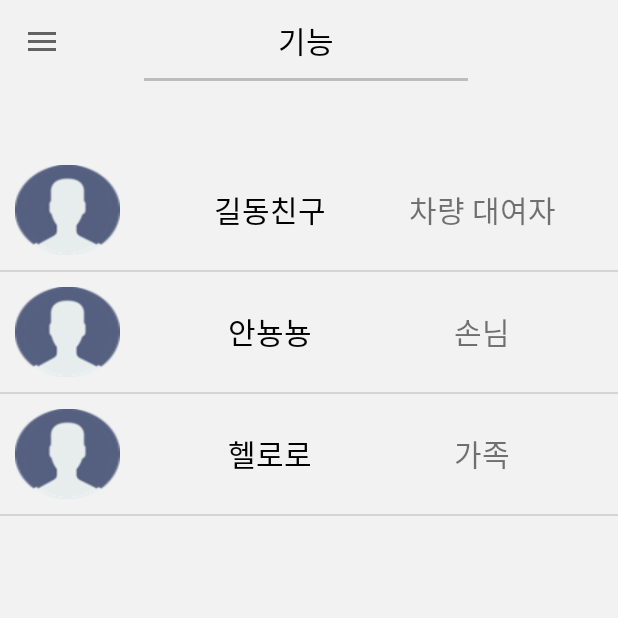
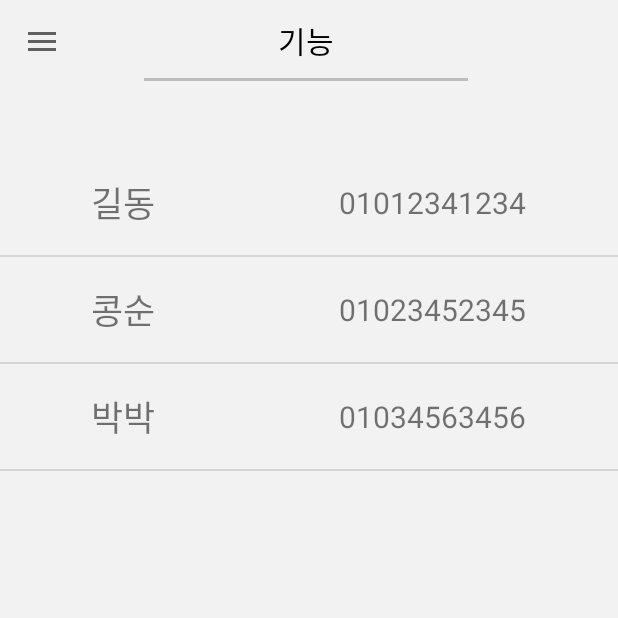
Before and after one commit to Soyeonu/KNU_20201_Project, an Android app: the fragment car_func_mycar placed in its activity, on a phone screen of 412 x 824 dp, the top half of it. Run offline under Robolectric (Android 15) with nearby library versions, the phone set to English and light mode, and no system bars; libraries missing offline, so code that uses them is left out: me.relex.circleindicator; 4 statements that could not run were skipped.

Commit message:
Set Authority Layout

```diff
--- a/Client Layout/car_project/app/src/main/java/com/example/car_project/ListViewAdapter.java
+++ b/Client Layout/car_project/app/src/main/java/com/example/car_project/ListViewAdapter.java
@@ -14,7 +14,7 @@ import android.widget.TextView;
 import java.util.ArrayList;
 
 public class ListViewAdapter extends BaseAdapter {
-    private ArrayList<ListViewItem> listViewItemList = new ArrayList<>();
+    private ArrayList<ListViewItem> userList = new ArrayList<>();
 
     public ListViewAdapter(){
 
@@ -22,7 +22,7 @@ public class ListViewAdapter extends BaseAdapter {
 
     @Override
     public int getCount(){
-        return listViewItemList.size();
+        return userList.size();
     }
 
     public View getView(int position, View convertView, ViewGroup parent){
@@ -32,17 +32,14 @@ public class ListViewAdapter extends BaseAdapter {
         if(convertView == null) {
             LayoutInflater inflater = (LayoutInflater) context.getSystemService(Context.LAYOUT_INFLATER_SERVICE);
             convertView = inflater.inflate(R.layout.listview_item, parent, false);
-            //   convertView = View.inflate(context, R.layout.listview_item, parent);
         }
 
-        ImageView iconImageView = convertView.findViewById(R.id.listImg);
-        TextView userNameView = convertView.findViewById(R.id.listUser);
-        TextView authorView = convertView.findViewById(R.id.listAut);
+        TextView userName = convertView.findViewById(R.id.tv_userName);
+        TextView phone = convertView.findViewById(R.id.tv_phone);
 
-        ListViewItem listViewItem = listViewItemList.get(position);
-        iconImageView.setImageDrawable(listViewItem.getIcon());
-        userNameView.setText(listViewItem.getUserName());
-        authorView.setText(listViewItem.getAuthority());
+        ListViewItem listviewItem = userList.get(position);
+        userName.setText(listviewItem.getUserName());
+        phone.setText(listviewItem.getPhoneNum());
 
         return convertView;
     }
@@ -54,17 +51,15 @@ public class ListViewAdapter extends BaseAdapter {
 
     @Override
     public Object getItem(int position) {
-        return listViewItemList.get(position);
+        return userList.get(position);
     }
 
-    public void addItem(Drawable icon, String name, String auth) {
+    public void addItem(String name, String phone) {
         ListViewItem item = new ListViewItem();
 
-        item.setIconDrawable(icon);
         item.setUserName(name);
-        item.setAuthority(auth);
+        item.setPhoneNum(phone);
 
-        listViewItemList.add(item);
+        userList.add(item);
     }
-
 }
--- a/Client Layout/car_project/app/src/main/java/com/example/car_project/ListViewItem.java
+++ b/Client Layout/car_project/app/src/main/java/com/example/car_project/ListViewItem.java
@@ -3,31 +3,24 @@ package com.example.car_project;
 import android.graphics.drawable.Drawable;
 
 public class ListViewItem {
-    private Drawable iconDrawable;
+    private String phoneNum;
     private String userName;
-    private String authority;
 
-    public void setIconDrawable(Drawable icon){
-        iconDrawable = icon;
+    public void setUserName(String userName) {
+        this.userName = userName;
     }
 
-    public void setUserName(String name){
-        userName = name;
+    public String getUserName() {
+        return userName;
     }
 
-    public void setAuthority(String authority){
-        this.authority = authority;
+    public String getPhoneNum() {
+        return phoneNum;
     }
 
-    public Drawable getIcon(){
-        return this.iconDrawable;
+    public void setPhoneNum(String phoneNum) {
+        this.phoneNum = phoneNum;
     }
 
-    public String getUserName(){
-        return this.userName;
-    }
 
-    public String getAuthority(){
-        return this.authority;
-    }
 }
--- a/Client Layout/car_project/app/src/main/java/com/example/car_project/car_func_mycar.java
+++ b/Client Layout/car_project/app/src/main/java/com/example/car_project/car_func_mycar.java
@@ -1,5 +1,6 @@
 package com.example.car_project;
 
+import android.content.Intent;
 import android.os.Bundle;
 
 import androidx.core.content.ContextCompat;
@@ -8,15 +9,18 @@ import androidx.fragment.app.Fragment;
 import android.view.LayoutInflater;
 import android.view.View;
 import android.view.ViewGroup;
+import android.view.Window;
+import android.view.WindowManager;
+import android.widget.AdapterView;
 import android.widget.ListView;
+
 
 /**
  * A simple {@link Fragment} subclass.
  */
 public class car_func_mycar extends Fragment {
     View view;
-
-       public car_func_mycar() {
+    public car_func_mycar() {
         // Required empty public constructor
         // 내 차량 관리
     }
@@ -28,20 +32,31 @@ public class car_func_mycar extends Fragment {
         // Inflate the layout for this fragment
         view = inflater.inflate(R.layout.fragment_car_func_mycar, container, false);
 
-        ListView listview;
-        ListViewAdapter adapter;
+        final ListView listview;
+        final ListViewAdapter adapter = new ListViewAdapter();
 
-        adapter = new ListViewAdapter();
-
-        listview = view.findViewById(R.id.listView);
+        listview = view.findViewById(R.id.user_listview);
         listview.setAdapter(adapter);
 
-        adapter.addItem(ContextCompat.getDrawable(getContext(), R.drawable.person), "길동친구", "차량 대여자");
-        adapter.addItem(ContextCompat.getDrawable(getContext(), R.drawable.person), "안뇽뇽", "손님");
-        adapter.addItem(ContextCompat.getDrawable(getContext(), R.drawable.person), "헬로로", "가족");
+        // adapter에 addItem( masterId, Owner name) 으로 리스트 뷰에 추가할 수 있습니다
+        adapter.addItem("길동", "01012341234");
+        adapter.addItem("콩순", "01023452345");
+        adapter.addItem("박박", "01034563456");
 
-
+        // 리스트뷰 클릭 리스너
+        listview.setOnItemClickListener(new AdapterView.OnItemClickListener() {
+            @Override
+            public void onItemClick(AdapterView<?> parent, View view, int position, long id) {
+                AuthoritiesDialog dialog = new AuthoritiesDialog(getContext());
+                WindowManager.LayoutParams lp = new WindowManager.LayoutParams();
+                lp.copyFrom(dialog.getWindow().getAttributes());
+                lp.width = 800;
+                lp.height = WindowManager.LayoutParams.WRAP_CONTENT;
+                dialog.show();
+                Window window = dialog.getWindow();
+                window.setAttributes(lp);
+            }
+        });
         return view;
     }
-
 }
--- a/Client Layout/car_project/app/src/main/res/layout/fragment_car_func_mycar.xml
+++ b/Client Layout/car_project/app/src/main/res/layout/fragment_car_func_mycar.xml
@@ -13,7 +13,7 @@
 
         >
         <ListView
-            android:id="@+id/listView"
+            android:id="@+id/user_listview"
             android:layout_width="0dp"
             android:layout_height="0dp"
             app:layout_constraintTop_toTopOf="parent"
--- a/Client Layout/car_project/app/src/main/res/layout/listview_item.xml
+++ b/Client Layout/car_project/app/src/main/res/layout/listview_item.xml
@@ -4,46 +4,28 @@
     android:layout_height="match_parent"
     android:layout_weight="5">
 
-    <ImageView
-        android:id="@+id/listImg"
-        android:layout_width="0dp"
-        android:layout_height="wrap_content"
+
+    <TextView
+        android:id="@+id/tv_userName"
+        android:layout_width="wrap_content"
+        android:layout_height="50dp"
         android:layout_weight="1"
-        android:background="@drawable/person"
-        android:layout_margin="10dp"
-        android:adjustViewBounds="true"
-        android:maxHeight="60dp"
-        android:maxWidth="60dp"
+        android:text="User Name"
+        android:textSize="23sp"
+        android:layout_gravity="center"
+        android:gravity="center"
         />
 
-    <LinearLayout
-        android:layout_width="0dp"
-        android:layout_height="match_parent"
-        android:layout_marginHorizontal="20dp"
+    <TextView
+        android:id="@+id/tv_phone"
+        android:layout_width="wrap_content"
+        android:layout_height="70dp"
+        android:layout_weight="1"
+        android:text="Phone number"
+        android:textSize="20sp"
+        android:layout_gravity="center"
         android:gravity="center"
-        android:layout_weight="4">
-        <TextView
-            android:id="@+id/listUser"
-            android:layout_width="0dp"
-            android:layout_height="wrap_content"
-            android:text="이름이름"
-            android:textSize="20sp"
-            android:textColor="#000000"
-            android:gravity="center"
-            android:layout_weight="1"
-            />
-        <TextView
-            android:id="@+id/listAut"
-            android:layout_width="0dp"
-            android:layout_height="wrap_content"
-            android:text="권한권한"
-            android:textSize="20sp"
-            android:gravity="center"
-            android:layout_weight="1"
-            />
-
-    </LinearLayout>
-
+        />
 
 
 </LinearLayout>
```
Also changed, not shown: Client Layout/car_project/app/src/main/java/com/example/car_project/AuthoritiesDialog.java (added, +57 -0 lines), Client Layout/car_project/app/src/main/res/layout/authorities_dialog.xml (added, +41 -0 lines).
